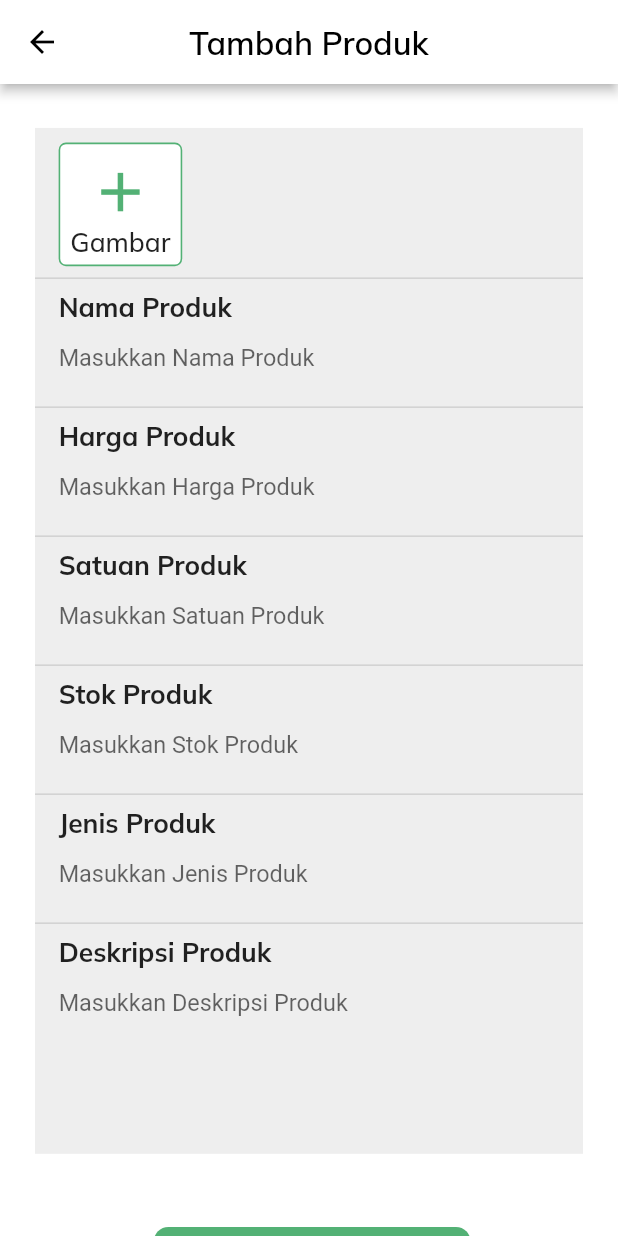
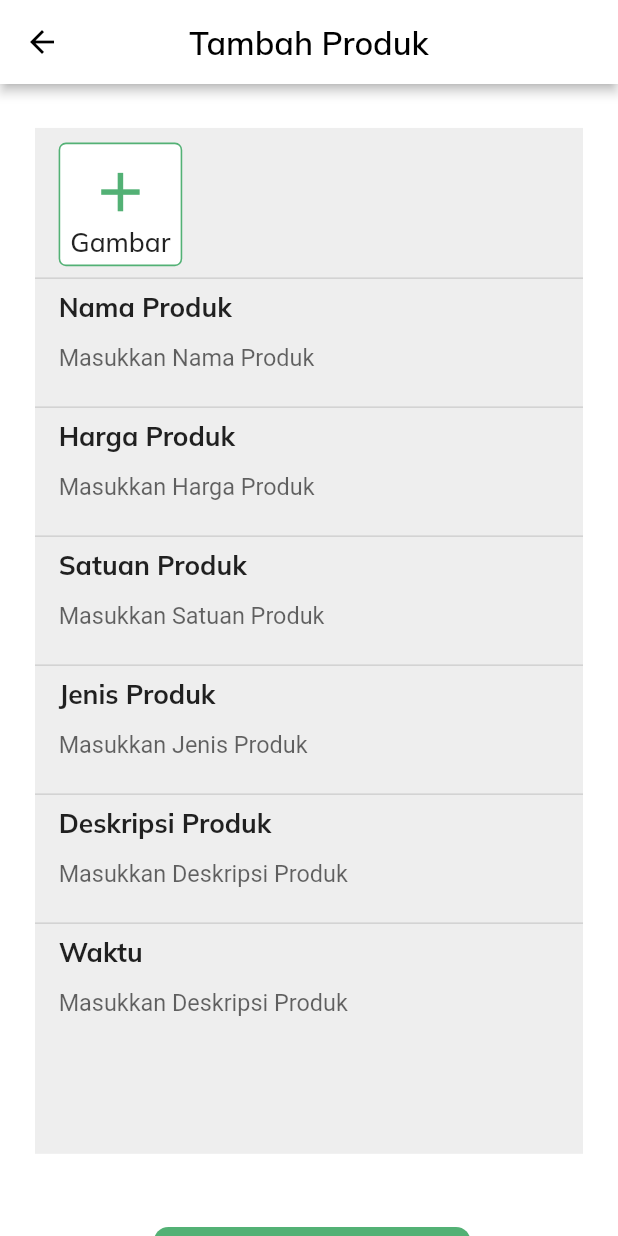
Before and after one commit to poliwangi-proyekakhir/3C_Dika-Hermawan_Proyek-Akhir, a Flutter app: the screen it shows after launch, on a phone screen of 412 x 824 dp. Run offline on Flutter 3.47's test engine with Material 2 defaults, Android fonts, the phone set to English and light mode, and no system bars; our stand-ins replace carousel_slider, flutter_screenutil, flutter_svg, image_picker, shared_preferences.

Commit message:
add product

```diff
--- a/lib/main.dart
+++ b/lib/main.dart
@@ -1,4 +1,5 @@
 import 'package:flutter/material.dart';
+import 'package:rojotani/petani/produk/tambah_produk/tambahLelang.dart';
 import 'package:rojotani/petani/produk/tambah_produk/tambahProduk.dart';
 import 'pembeli/produk/katalog.dart';
 import 'petani/transaksi/keranjang.dart';
@@ -19,7 +20,7 @@ class MyApp extends StatelessWidget {
       theme: ThemeData(
         scaffoldBackgroundColor: Colors.white,
       ),
-      home: tambahProdukPage(),
+      home: tambahLelangPage(),
       //homePage()
     );
   }
--- a/lib/petani/produk/tambah_produk/tambahLelang.dart
+++ b/lib/petani/produk/tambah_produk/tambahLelang.dart
@@ -0,0 +1,448 @@
+import 'dart:io';
+import 'dart:ui';
+import 'package:image_picker/image_picker.dart';
+import 'package:flutter_screenutil/flutter_screenutil.dart';
+import 'package:flutter/material.dart';
+import 'package:rojotani/layout.dart';
+
+class tambahLelangPage extends StatefulWidget {
+  @override
+  _tambahLelangPageState createState() => _tambahLelangPageState();
+}
+
+class _tambahLelangPageState extends State<tambahLelangPage> {
+  File _image;
+
+  Future getImage() async {
+    var image = await ImagePicker.pickImage(source: ImageSource.gallery);
+
+    setState(() {
+      _image = image;
+    });
+  }
+
+  Widget title(String text) {
+    return Padding(
+      padding: EdgeInsets.only(left: 15.w),
+      child: Text(text,
+          style: TextStyle(
+              fontFamily: 'Mulish',
+              fontSize: 18.sp,
+              fontWeight: FontWeight.w700)),
+    );
+  }
+
+  Widget titleLandscape(String text) {
+    return Padding(
+      padding: EdgeInsets.only(left: 16.w),
+      child: Text(text,
+          style: TextStyle(
+              fontFamily: 'Mulish',
+              fontSize: 35.sp,
+              fontWeight: FontWeight.w700)),
+    );
+  }
+
+  Widget Input(String input) {
+    return Padding(
+      padding: EdgeInsets.only(left: 15.w),
+      child: TextField(
+        decoration: InputDecoration(
+          enabledBorder: InputBorder.none,
+          focusedBorder: InputBorder.none,
+          hintText: input,
+          hintStyle: TextStyle(
+            // <-- Change this
+            fontSize: 16.sp,
+          ),
+          // contentPadding: EdgeInsets.symmetric(vertical: MediaQuery.of(context).size.height/4)
+        ),
+      ),
+    );
+  }
+
+  Widget InputLandscape(String input) {
+    return Padding(
+      padding: EdgeInsets.only(left: 16.w),
+      child: TextField(
+        decoration: InputDecoration(
+          enabledBorder: InputBorder.none,
+          focusedBorder: InputBorder.none,
+          hintText: input,
+          hintStyle: TextStyle(
+            // <-- Change this
+            fontSize: 30.sp,
+          ),
+          // contentPadding: EdgeInsets.symmetric(vertical: MediaQuery.of(context).size.height/4)
+        ),
+      ),
+    );
+  }
+
+  Widget space() {
+    return Column(
+      children: [
+        Divider(
+          thickness: 1,
+        ),
+      ],
+    );
+  }
+
+  @override
+  Widget build(BuildContext context) {
+    ScreenUtil.init(
+        BoxConstraints(
+            maxWidth: MediaQuery.of(context).size.width,
+            maxHeight: MediaQuery.of(context).size.height),
+        designSize: Size(390, 844),
+        context: context,
+        minTextAdapt: true,
+        orientation: Orientation.portrait);
+    final MediaQueryHeight = MediaQuery.of(context).size.height;
+    final MediaQueryWidth = MediaQuery.of(context).size.width;
+
+    final bool isLandscape =
+        MediaQuery.of(context).orientation == Orientation.landscape;
+    return isLandscape
+        ? new Scaffold(
+            appBar: new AppBar(
+              elevation: 3,
+              backgroundColor: Colors.white,
+              leading: IconButton(
+                icon: Icon(
+                  Icons.arrow_back,
+                  color: Colors.black,
+                ),
+                onPressed: () {
+                  // Route route =
+                  //     MaterialPageRoute(builder: (context) => ());
+                  // Navigator.push(context, route);
+                },
+              ),
+              title: Text(
+                'Tambah Produk',
+                style: TextStyle(
+                  fontWeight: FontWeight.w600,
+                  fontFamily: 'Mulish',
+                  color: Colors.black,
+                  fontSize: 50.sp,
+                ),
+              ),
+              centerTitle: true,
+            ),
+            body: Padding(
+              padding: EdgeInsets.symmetric(horizontal: 22.w),
+              child: SingleChildScrollView(
+                child: Column(
+                  crossAxisAlignment: CrossAxisAlignment.start,
+                  children: [
+                    SizedBox(
+                      height: 30.h,
+                    ),
+                    Container(
+                      color: Colors.grey[200],
+                      height: MediaQuery.of(context).size.height * 1.55,
+                      width: MediaQuery.of(context).size.width * 0.99,
+                      child: Column(
+                        crossAxisAlignment: CrossAxisAlignment.start,
+                        children: [
+                          SizedBox(
+                            height: 20.h,
+                          ),
+                          Row(
+                            children: [
+                              Padding(
+                                padding: EdgeInsets.only(left: 15.w),
+                                child: InkWell(
+                                  onTap: getImage,
+                                  child: Container(
+                                    height: MediaQuery.of(context).size.height *
+                                        0.2,
+                                    width: MediaQuery.of(context).size.width *
+                                        0.15,
+                                    decoration: BoxDecoration(
+                                        color: Colors.white,
+                                        border: Border.all(
+                                            width: 1.w,
+                                            color: Color(0xFF53B175)),
+                                        borderRadius:
+                                            BorderRadius.circular(5.r)),
+                                    child: _image == null
+                                        ? Column(
+                                            children: [
+                                              SizedBox(
+                                                height: 20.h,
+                                              ),
+                                              Icon(
+                                                Icons.add,
+                                                size: 70.sp,
+                                                color: Color(0xFF53B175),
+                                              ),
+                                              Text("Gambar",
+                                                  style: TextStyle(
+                                                      fontFamily: 'Mulish',
+                                                      fontSize: 30.sp,
+                                                      fontWeight:
+                                                          FontWeight.w500)),
+                                            ],
+                                          )
+                                        : Center(
+                                            child: Column(
+                                              children: [
+                                                SizedBox(
+                                                  height: 20.h,
+                                                ),
+                                                Icon(
+                                                  Icons.image,
+                                                  size: 85.h,
+                                                ),
+                                                Text("Diunggah",
+                                                    textAlign: TextAlign.center,
+                                                    style: TextStyle(
+                                                        fontFamily: 'Mulish',
+                                                        fontSize: 25.sp,
+                                                        fontWeight:
+                                                            FontWeight.w500)),
+                                              ],
+                                            ),
+                                          ),
+                                    // Image.file(_image),
+                                  ),
+                                ),
+                              ),
+                            ],
+                          ),
+                          space(),
+                          titleLandscape('Nama Produk'),
+                          InputLandscape('Masukkan Nama Produk'),
+                          space(),
+                          titleLandscape('Harga Produk'),
+                          InputLandscape('Masukkan Harga Produk'),
+                          space(),
+                          titleLandscape('Satuan Produk'),
+                          InputLandscape('Masukkan Satuan Produk'),
+                          space(),
+                          titleLandscape('Stok Produk'),
+                          InputLandscape('Masukkan Stok Produk'),
+                          space(),
+                          titleLandscape('Jenis Produk'),
+                          InputLandscape('Masukkan Jenis Produk'),
+                          space(),
+                          titleLandscape('Deskripsi Produk'),
+                          InputLandscape('Masukkan Deskripsi Produk'),
+                        ],
+                      ),
+                    ),
+                    SizedBox(
+                      height: 50.h,
+                    ),
+                    Row(
+                      children: [
+                        SizedBox(
+                          width: 75.w,
+                        ),
+                        Container(
+                          width: 200.w,
+                          height: 100.h,
+                          child: TextButton(
+                            style: TextButton.styleFrom(
+                              backgroundColor: Color(0xFF53B175),
+                              shape: RoundedRectangleBorder(
+                                borderRadius: BorderRadius.circular(10.r),
+                              ),
+                            ),
+                            onPressed: () {},
+                            child: Text(
+                              "Simpan",
+                              style: TextStyle(
+                                fontFamily: "Mulish",
+                                fontSize: 40.sp,
+                                fontWeight: FontWeight.w700,
+                                color: Colors.white,
+                              ),
+                            ),
+                          ),
+                        ),
+                      ],
+                    ),
+                    SizedBox(
+                      height: 50.h,
+                    ),
+                  ],
+                ),
+              ),
+            ))
+        :
+        ///////////
+        //Potrait
+        new Scaffold(
+            appBar: new AppBar(
+              elevation: 3,
+              backgroundColor: Colors.white,
+              leading: IconButton(
+                icon: Icon(
+                  Icons.arrow_back,
+                  color: Colors.black,
+                ),
+                onPressed: () {
+                  // Route route =
+                  //     MaterialPageRoute(builder: (context) => ());
+                  // Navigator.push(context, route);
+                },
+              ),
+              title: Text(
+                'Tambah Produk',
+                style: TextStyle(
+                  fontWeight: FontWeight.w600,
+                  fontFamily: 'Mulish',
+                  color: Colors.black,
+                  fontSize: 22.sp,
+                ),
+              ),
+              centerTitle: true,
+            ),
+            body: Padding(
+              padding: EdgeInsets.symmetric(horizontal: 22.w),
+              child: SingleChildScrollView(
+                child: Column(
+                  crossAxisAlignment: CrossAxisAlignment.start,
+                  children: [
+                    SizedBox(
+                      height: 30.h,
+                    ),
+                    Container(
+                      color: Colors.grey[200],
+                      height: MediaQuery.of(context).size.height * 0.83,
+                      width: MediaQuery.of(context).size.width * 0.99,
+                      child: Column(
+                        crossAxisAlignment: CrossAxisAlignment.start,
+                        children: [
+                          SizedBox(
+                            height: 10.h,
+                          ),
+                          Row(
+                            children: [
+                              Padding(
+                                padding: EdgeInsets.only(left: 15.w),
+                                child: InkWell(
+                                  onTap: getImage,
+                                  child: Container(
+                                    height: MediaQuery.of(context).size.height *
+                                        0.1,
+                                    width:
+                                        MediaQuery.of(context).size.width * 0.2,
+                                    decoration: BoxDecoration(
+                                        color: Colors.white,
+                                        border: Border.all(
+                                            width: 1.w,
+                                            color: Color(0xFF53B175)),
+                                        borderRadius:
+                                            BorderRadius.circular(5.r)),
+                                    child: _image == null
+                                        ? Column(
+                                            children: [
+                                              SizedBox(
+                                                height: 10.h,
+                                              ),
+                                              Icon(
+                                                Icons.add,
+                                                size: 45.sp,
+                                                color: Color(0xFF53B175),
+                                              ),
+                                              Text("Gambar",
+                                                  style: TextStyle(
+                                                      fontFamily: 'Mulish',
+                                                      fontSize: 18.sp,
+                                                      fontWeight:
+                                                          FontWeight.w500)),
+                                            ],
+                                          )
+                                        : Center(
+                                            child: Column(
+                                              children: [
+                                                SizedBox(
+                                                  height: 20.h,
+                                                ),
+                                                Icon(
+                                                  Icons.image,
+                                                  // size: 45.sp,
+                                                ),
+                                                Text("Diunggah",
+                                                    textAlign: TextAlign.center,
+                                                    style: TextStyle(
+                                                        fontFamily: 'Mulish',
+                                                        fontSize: 16.sp,
+                                                        fontWeight:
+                                                            FontWeight.w500)),
+                                              ],
+                                            ),
+                                          ),
+                                    // : Image.file(_image),
+                                  ),
+                                ),
+                              ),
+                            ],
+                          ),
+                          space(),
+                          title('Nama Produk'),
+                          Input('Masukkan Nama Produk'),
+                          space(),
+                          title('Harga Produk'),
+                          Input('Masukkan Harga Produk'),
+                          space(),
+                          title('Satuan Produk'),
+                          Input('Masukkan Satuan Produk'),
+                          space(),
+                          title('Jenis Produk'),
+                          Input('Masukkan Jenis Produk'),
+                          space(),
+                          title('Deskripsi Produk'),
+                          Input('Masukkan Deskripsi Produk'),
+                          space(),
+                          title('Waktu'),
+                          Input('Masukkan Deskripsi Produk'),
+                        ],
+                      ),
+                    ),
+                    SizedBox(
+                      height: 50.h,
+                    ),
+                    Row(
+                      children: [
+                        SizedBox(
+                          width: 75.w,
+                        ),
+                        Container(
+                          width: 200.w,
+                          height: 55.h,
+                          child: TextButton(
+                            style: TextButton.styleFrom(
+                              backgroundColor: Color(0xFF53B175),
+                              shape: RoundedRectangleBorder(
+                                borderRadius: BorderRadius.circular(10.r),
+                              ),
+                            ),
+                            onPressed: () {},
+                            child: Text(
+                              "Simpan",
+                              style: TextStyle(
+                                fontFamily: "Mulish",
+                                fontSize: 20.sp,
+                                fontWeight: FontWeight.w700,
+                                color: Colors.white,
+                              ),
+                            ),
+                          ),
+                        ),
+                      ],
+                    ),
+                    SizedBox(
+                      height: 50.h,
+                    ),
+                  ],
+                ),
+              ),
+            ));
+  }
+}
```
